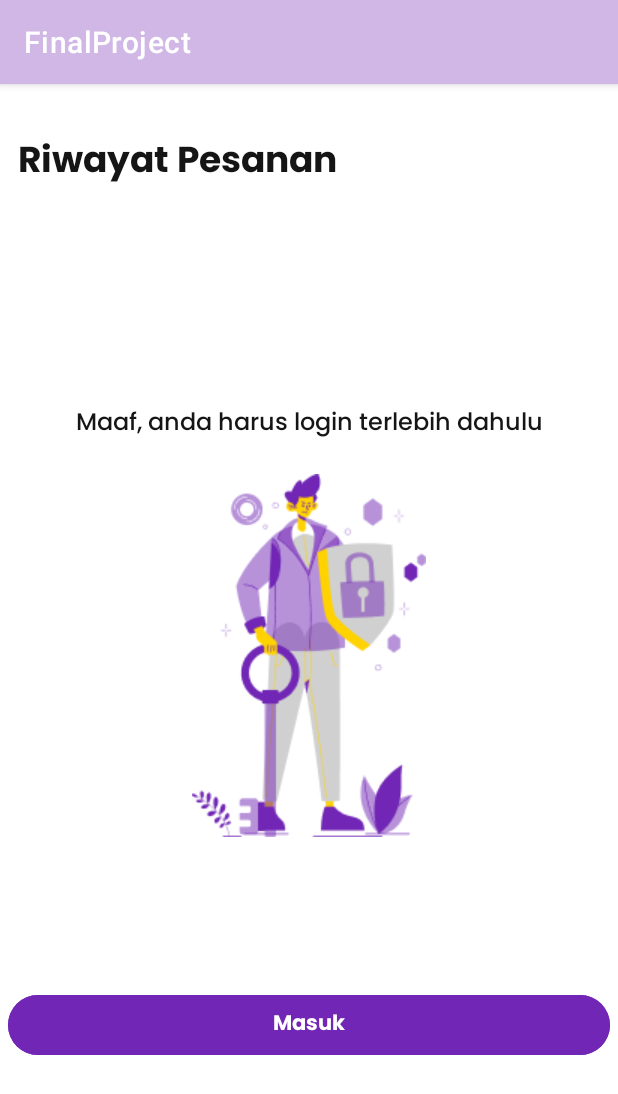
After one commit to C1-Bisa/C1-AND, an Android app: the fragment RiwayatNonLoginFragment shown on its own in the app's theme, on a phone screen of 412 x 824 dp. The commit adds this screen. Shown: the top 1094 px of the screen. Run offline under Robolectric (Android 15) with nearby library versions, the light colour scheme and no system bars.

Commit message:
Add Non login Account page and History

```diff
--- a/app/src/main/java/com/binar/finalproject/view/SplashScreen.kt
+++ b/app/src/main/java/com/binar/finalproject/view/SplashScreen.kt
@@ -1,5 +1,6 @@
 package com.binar.finalproject.view
 
+import android.annotation.SuppressLint
 import android.os.Bundle
 import androidx.fragment.app.Fragment
 import android.view.LayoutInflater
@@ -8,6 +9,7 @@ import android.view.ViewGroup
 import com.binar.finalproject.R
 
 
+@SuppressLint("CustomSplashScreen")
 class SplashScreen : Fragment() {
 
 
--- /dev/null
+++ b/app/src/main/java/com/binar/finalproject/view/riwayat/RiwayatNonLoginFragment.kt
@@ -0,0 +1,60 @@
+package com.binar.finalproject.view.riwayat
+
+import android.os.Bundle
+import androidx.fragment.app.Fragment
+import android.view.LayoutInflater
+import android.view.View
+import android.view.ViewGroup
+import com.binar.finalproject.R
+
+// TODO: Rename parameter arguments, choose names that match
+// the fragment initialization parameters, e.g. ARG_ITEM_NUMBER
+private const val ARG_PARAM1 = "param1"
+private const val ARG_PARAM2 = "param2"
+
+/**
+ * A simple [Fragment] subclass.
+ * Use the [RiwayatNonLoginFragment.newInstance] factory method to
+ * create an instance of this fragment.
+ */
+class RiwayatNonLoginFragment : Fragment() {
+    // TODO: Rename and change types of parameters
+    private var param1: String? = null
+    private var param2: String? = null
+
+    override fun onCreate(savedInstanceState: Bundle?) {
+        super.onCreate(savedInstanceState)
+        arguments?.let {
+            param1 = it.getString(ARG_PARAM1)
+            param2 = it.getString(ARG_PARAM2)
+        }
+    }
+
+    override fun onCreateView(
+        inflater: LayoutInflater, container: ViewGroup?,
+        savedInstanceState: Bundle?
+    ): View? {
+        // Inflate the layout for this fragment
+        return inflater.inflate(R.layout.fragment_riwayat_non_login, container, false)
+    }
+
+    companion object {
+        /**
+         * Use this factory method to create a new instance of
+         * this fragment using the provided parameters.
+         *
+         * @param param1 Parameter 1.
+         * @param param2 Parameter 2.
+         * @return A new instance of fragment RiwayatNonLoginFragment.
+         */
+        // TODO: Rename and change types and number of parameters
+        @JvmStatic
+        fun newInstance(param1: String, param2: String) =
+            RiwayatNonLoginFragment().apply {
+                arguments = Bundle().apply {
+                    putString(ARG_PARAM1, param1)
+                    putString(ARG_PARAM2, param2)
+                }
+            }
+    }
+}
--- a/app/src/main/res/drawable/background_button_change_position.xml
+++ b/app/src/main/res/drawable/background_button_change_position.xml
@@ -2,7 +2,7 @@
 <shape xmlns:android="http://schemas.android.com/apk/res/android"
     android:shape="oval">
     <stroke
-        android:color="@color/primary_purple_5"
+        android:color="@color/DARKBLUE03"
         android:width="1dp"/>
     <solid
         android:color="@color/white"/>
--- /dev/null
+++ b/app/src/main/res/layout/fragment_riwayat_non_login.xml
@@ -0,0 +1,61 @@
+<?xml version="1.0" encoding="utf-8"?>
+<androidx.constraintlayout.widget.ConstraintLayout xmlns:android="http://schemas.android.com/apk/res/android"
+    xmlns:tools="http://schemas.android.com/tools"
+    android:layout_width="match_parent"
+    android:layout_height="match_parent"
+    xmlns:app="http://schemas.android.com/apk/res-auto"
+    tools:context=".view.riwayat.RiwayatNonLoginFragment">
+
+    <TextView
+        android:id="@+id/TitleRiwayatPesanan"
+        android:layout_width="wrap_content"
+        android:layout_height="wrap_content"
+        android:text="@string/riwayat_pesanan"
+        android:textSize="24sp"
+        android:fontFamily="@font/poppins_bold"
+        android:layout_marginTop="32dp"
+        android:layout_marginStart="12dp"
+        android:textColor="#151515"
+        app:layout_constraintTop_toTopOf="parent"
+        app:layout_constraintStart_toStartOf="parent"
+        />
+
+    <TextView
+        android:id="@+id/txt_harus_login_riwayat"
+        android:layout_width="wrap_content"
+        android:layout_height="wrap_content"
+        android:layout_marginTop="140dp"
+        android:fontFamily="@font/poppins_medium"
+        android:text="@string/maaf_anda_harus_login_terlebih_dahulu"
+        android:textColor="#151515"
+        android:textSize="16sp"
+        app:layout_constraintEnd_toEndOf="parent"
+        app:layout_constraintStart_toStartOf="parent"
+        app:layout_constraintTop_toBottomOf="@+id/TitleRiwayatPesanan" />
+
+    <ImageView
+        android:id="@+id/imageView"
+        android:layout_width="wrap_content"
+        android:layout_height="wrap_content"
+        android:layout_marginTop="20dp"
+        android:src="@drawable/ic_illustration_man"
+        app:layout_constraintEnd_toEndOf="parent"
+        app:layout_constraintStart_toStartOf="parent"
+        app:layout_constraintTop_toBottomOf="@+id/txt_harus_login_riwayat" />
+
+    <Button
+        android:id="@+id/btnMasukRiwayat"
+        style="@style/Btn"
+        android:layout_width="match_parent"
+        android:layout_height="wrap_content"
+        android:layout_marginBottom="25dp"
+        android:fontFamily="@font/poppins_bold"
+        android:lineHeight="20dp"
+        android:text="@string/masuk"
+        android:textAlignment="center"
+        android:textColor="@color/white"
+        app:layout_constraintBottom_toBottomOf="parent"
+        app:layout_constraintTop_toBottomOf="@+id/imageView"
+        tools:layout_editor_absoluteX="25dp" />
+
+</androidx.constraintlayout.widget.ConstraintLayout>
--- a/app/src/main/res/values/strings.xml
+++ b/app/src/main/res/values/strings.xml
@@ -2,4 +2,14 @@
     <string name="app_name">FinalProject</string>
     <!-- TODO: Remove or change this placeholder text -->
     <string name="hello_blank_fragment">Hello blank fragment</string>
+    <string name="riwayat_pesanan">Riwayat Pesanan</string>
+    <string name="maaf_anda_harus_login_terlebih_dahulu">Maaf, anda harus login terlebih dahulu</string>
+    <string name="masuk">Masuk</string>
+    <string name="masukan_otp">Masukan OTP</string>
+    <string name="ketik_6_digit_kode_yang_dikirimkan">Ketik 6 digit kode yang dikirimkan</string>
+    <string name="ke">ke</string>
+    <string name="minta_kode_baru_via_email">minta kode baru via email</string>
+    <string name="kirim_ulang_otp_dalam_60_detik">kirim ulang otp dalam 60 detik</string>
+    <string name="akun">Akun</string>
+    <string name="todo">TODO</string>
 </resources>
```
Also changed, not shown: app/src/main/java/com/binar/finalproject/view/akun/AkunNonLogin.kt (added, +60 -0 lines), app/src/main/res/layout/fragment_akun_non_login.xml (added, +61 -0 lines), app/src/main/res/layout/fragment_otp.xml (+140 -51 lines), app/src/main/res/navigation/navigation_graph.xml (+6 -1 lines), app/src/main/res/drawable/ic_illustration_man.png (added).
